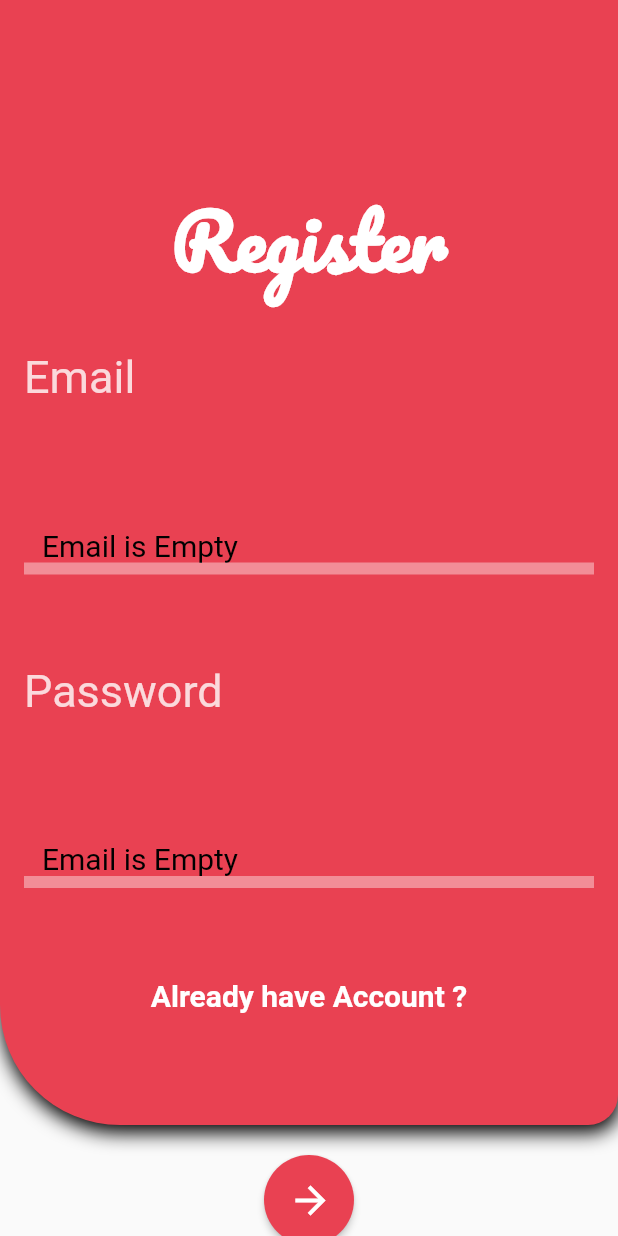
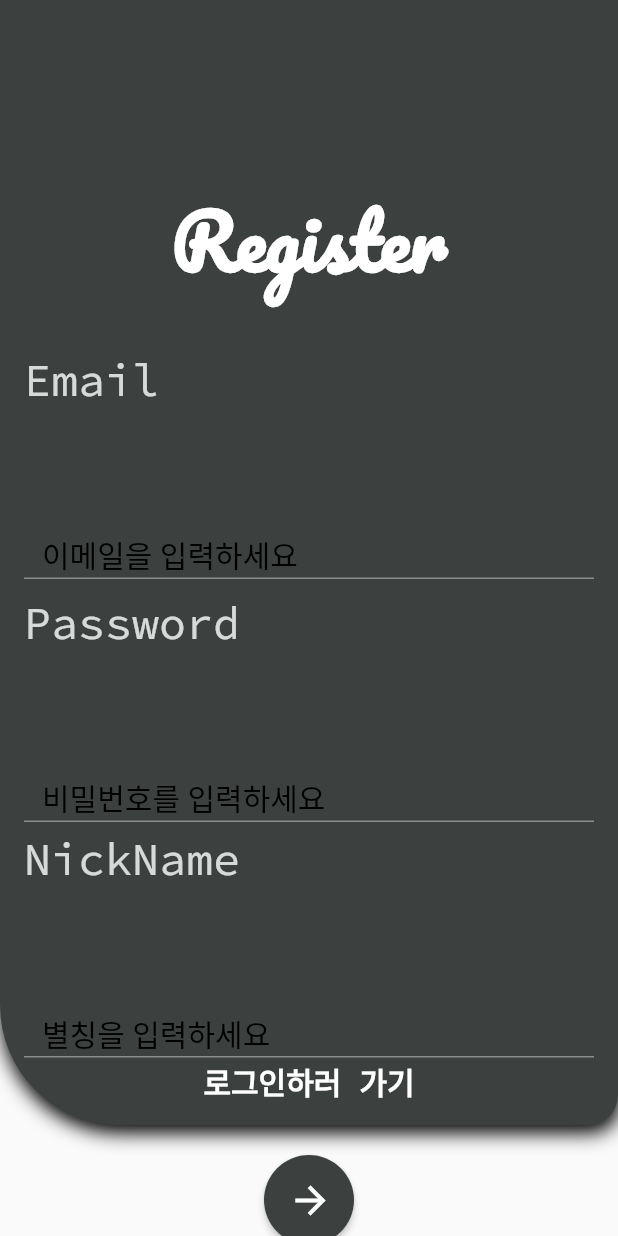
Before and after one commit to simjeongsoo/spring-flutter, a Flutter app: the Register screen opened directly, after a tap on the "arrow forward" icon, on a phone screen of 412 x 824 dp. Run offline on Flutter 3.47's test engine with Material 2 defaults, Android fonts, the phone set to English and light mode, and no system bars; our stand-ins replace geolocator, google_fonts, google_maps_flutter, shared_preferences; missing offline and left inert: custom_info_window, flutter_polyline_points; accounts and stored records are empty.

Commit message:
register screen

```diff
--- a/test_flutter_app/lib/Screens/register.dart
+++ b/test_flutter_app/lib/Screens/register.dart
@@ -4,6 +4,7 @@ import 'package:test_flutter_app/Model/user.dart';
 import 'package:flutter/material.dart';
 import 'package:google_fonts/google_fonts.dart';
 import 'package:http/http.dart' as http;
+import 'package:test_flutter_app/Service/register_service.dart';
 
 class Register extends StatefulWidget {
   Register({Key key}) : super(key: key);
@@ -13,22 +14,11 @@ class Register extends StatefulWidget {
 }
 
 class _RegisterState extends State<Register> {
+
+  final _emailController = TextEditingController();
+  final _passwordController = TextEditingController();
+  final _nicknameController = TextEditingController();
   final _formKey = GlobalKey<FormState>();
-  User user = User("", "");
-  // static String url = "http://localhost:8081/register";
-  static String url = "http://10.0.2.2:8081/register";
-
-  var uri = Uri.parse(url);
-
-  Future save() async {
-    var res = await http.post(uri,
-        headers: {'Content-Type': 'application/json'},
-        body: json.encode({'email': user.email, 'password': user.password}));
-    print(res.body);
-    if (res.body != null) {
-      Navigator.pop(context);
-    }
-  }
 
   @override
   Widget build(BuildContext context) {
@@ -42,7 +32,7 @@ class _RegisterState extends State<Register> {
                   height: 750,
                   width: MediaQuery.of(context).size.width,
                   decoration: BoxDecoration(
-                    color: Color.fromRGBO(233, 65, 82, 1),
+                    color: Color.fromRGBO(60, 65, 64, 1),
                     boxShadow: [
                       BoxShadow(
                           blurRadius: 10,
@@ -74,21 +64,20 @@ class _RegisterState extends State<Register> {
                           alignment: Alignment.topLeft,
                           child: Text(
                             "Email",
-                            style: GoogleFonts.roboto(
-                              // fontWeight: FontWeight.bold,
+                            style: GoogleFonts.sourceCodePro(
                               fontSize: 30,
                               color: Color.fromRGBO(255, 255, 255, 0.8),
                             ),
                           ),
                         ),
                         TextFormField(
-                          controller: TextEditingController(text: user.email),
+                          controller: _emailController,
                           onChanged: (val) {
-                            user.email = val;
+                            print(val);
                           },
                           validator: (value) {
                             if (value.isEmpty) {
-                              return 'Email is Empty';
+                              return '이메일을 입력하세요';
                             }
                             return null;
                           },
@@ -100,17 +89,60 @@ class _RegisterState extends State<Register> {
                                   borderSide: BorderSide.none)),
                         ),
                         Container(
-                          height: 8,
+                          height: 1,
                           color: Color.fromRGBO(255, 255, 255, 0.4),
                         ),
                         SizedBox(
-                          height: 60,
+                          height: 10,
                         ),
                         Align(
                           alignment: Alignment.topLeft,
                           child: Text(
                             "Password",
-                            style: GoogleFonts.roboto(
+                            style: GoogleFonts.sourceCodePro(
+                              // fontWeight: FontWeight.bold,
+                              // height: 1,
+                              fontSize: 30,
+                              color: Color.fromRGBO(255, 255, 255, 0.8),
+                            ),
+                          ),
+                        ),
+                        TextFormField(
+                          obscureText: true,
+                          controller: _passwordController,
+                          onChanged: (val) {
+                            print(val);
+                          },
+                          validator: (value) {
+                            if (value.isEmpty) {
+                              return '비밀번호를 입력하세요';
+                            }
+                            return null;
+                          },
+                          style: TextStyle(
+                              fontSize: 30,
+                              color: Colors.white,
+                          ),
+                          decoration: InputDecoration(
+                              errorStyle: TextStyle(
+                                fontSize: 20,
+                                color: Colors.black,
+                              ),
+                              border: OutlineInputBorder(
+                                  borderSide: BorderSide.none)),
+                        ),
+                        Container(
+                          height: 1,
+                          color: Color.fromRGBO(255, 255, 255, 0.4),
+                        ),
+                        SizedBox(
+                          height: 5,
+                        ),
+                        Align(
+                          alignment: Alignment.topLeft,
+                          child: Text(
+                            "NickName",
+                            style: GoogleFonts.sourceCodePro(
                               // fontWeight: FontWeight.bold,
                               fontSize: 30,
                               color: Color.fromRGBO(255, 255, 255, 0.8),
@@ -118,15 +150,13 @@ class _RegisterState extends State<Register> {
                           ),
                         ),
                         TextFormField(
-                          obscureText: true,
-                          controller:
-                          TextEditingController(text: user.password),
+                          controller: _nicknameController,
                           onChanged: (val) {
-                            user.password = val;
+                            print(val);
                           },
                           validator: (value) {
                             if (value.isEmpty) {
-                              return 'Email is Empty';
+                              return '별칭을 입력하세요';
                             }
                             return null;
                           },
@@ -138,11 +168,11 @@ class _RegisterState extends State<Register> {
                                   borderSide: BorderSide.none)),
                         ),
                         Container(
-                          height: 8,
+                          height: 1,
                           color: Color.fromRGBO(255, 255, 255, 0.4),
                         ),
                         SizedBox(
-                          height: 60,
+                          height: 1,
                         ),
                         Center(
                           child: InkWell(
@@ -150,8 +180,8 @@ class _RegisterState extends State<Register> {
                               Navigator.pop(context);
                             },
                             child: Text(
-                              "Already have Account ?",
-                              style: GoogleFonts.roboto(
+                              "로그인하러 가기",
+                              style: GoogleFonts.sourceCodePro(
                                   fontWeight: FontWeight.bold,
                                   fontSize: 20,
                                   color: Colors.white),
@@ -172,18 +202,21 @@ class _RegisterState extends State<Register> {
                     // color: Color.fromRGBO(233, 65, 82, 1),
                       style: TextButton.styleFrom(
                           // foregroundColor: const Color.fromRGBO(233, 65, 82, 1),
-                          backgroundColor: const Color.fromRGBO(233, 65, 82, 1),
+                          backgroundColor: const Color.fromRGBO(60, 65, 64, 1),
                           shape: RoundedRectangleBorder(
                               borderRadius: BorderRadius.circular(50)
                           )
                       ),
                       onPressed: () {
                         if (_formKey.currentState.validate()) {
-                          save();
+                          registerUser(
+                              context,
+                              _emailController.text,
+                              _passwordController.text,
+                              _nicknameController.text
+                          );
                         }
                       },
-                      // shape: RoundedRectangleBorder(
-                      //     borderRadius: BorderRadius.circular(50)),
                       child: Icon(
                         Icons.arrow_forward,
                         color: Colors.white,
```
